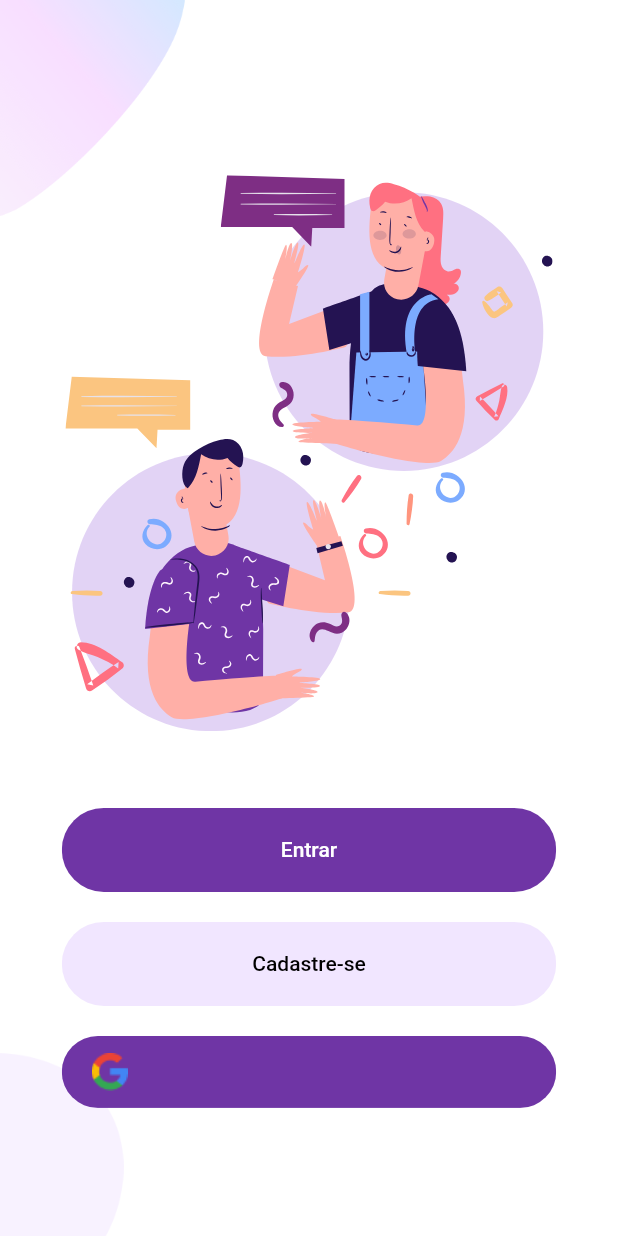
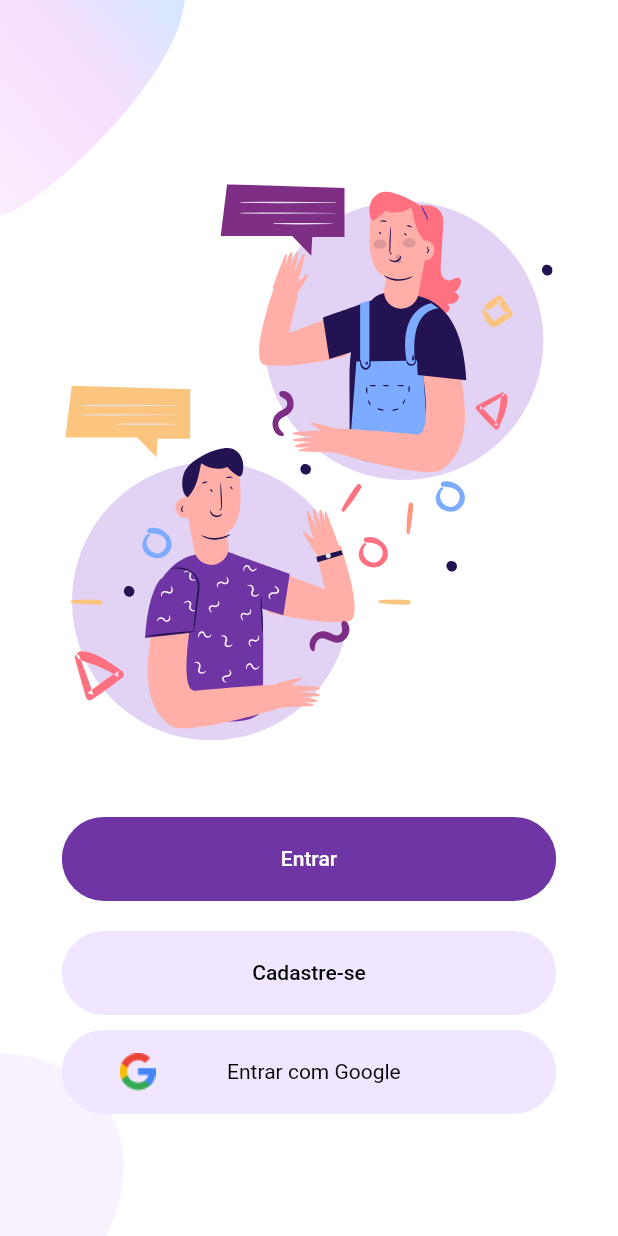
Before and after one commit to hpzynha/flutter_auth, a Flutter app: the screen it shows after launch, on a phone screen of 412 x 824 dp. Run offline on Flutter 3.47's test engine with Material 2 defaults, Android fonts, the phone set to English and light mode, and no system bars; our stand-ins replace firebase_auth, flutter_svg, google_sign_in; accounts and stored records are empty.

Commit message:
google sign in button

```diff
--- a/lib/Screens/welcome/components/body.dart
+++ b/lib/Screens/welcome/components/body.dart
@@ -3,11 +3,13 @@
 import 'package:flutter/material.dart';
 import 'package:flutter_auth/Screens/Login/login_screen.dart';
 import 'package:flutter_auth/Screens/Signup/signup_screen.dart';
+import 'package:flutter_auth/Screens/provider/google_sign_in.dart';
 import 'package:flutter_auth/Screens/welcome/components/social_login_button.dart';
 import 'package:flutter_auth/components/rounded_button.dart';
 import 'package:flutter_svg/flutter_svg.dart';
 import 'package:flutter_auth/Screens/welcome/components/background.dart';
 import 'package:flutter_auth/constants.dart';
+import 'package:google_sign_in/google_sign_in.dart';
 
 class Body extends StatelessWidget {
   const Body({Key? key}) : super(key: key);
@@ -58,16 +60,7 @@ class Body extends StatelessWidget {
                     ),
                   );
                 }),
-            SocialLoginButton(
-              text: "Entrar com o google",
-              press: () {},
-            )
-            //   text: "LOGIN COM O GOOGLE",
-            //   color: kPrimaryLightColor,
-            //   textColor: Colors.black,
-            //   press: () {},
-
-            // ),
+            SocialLoginButton(text: "Entrar com o google", press: () {})
           ],
         ),
       ),
--- a/lib/Screens/welcome/components/social_login_button.dart
+++ b/lib/Screens/welcome/components/social_login_button.dart
@@ -1,5 +1,5 @@
 import 'package:flutter/material.dart';
-
+import 'package:flutter_auth/Screens/provider/google_sign_in.dart';
 import 'package:flutter_auth/constants.dart';
 
 class SocialLoginButton extends StatelessWidget {
@@ -18,35 +18,69 @@ class SocialLoginButton extends StatelessWidget {
   @override
   Widget build(BuildContext context) {
     Size size = MediaQuery.of(context).size;
-    return Container(
-      width: size.width * 0.8,
-      child: Padding(
-        padding: const EdgeInsets.symmetric(vertical: 10),
-        child: ClipRRect(
-          borderRadius: BorderRadius.circular(29),
-          child: Container(
-            color: color,
-            child: Expanded(
-              flex: 1,
-              child: Row(
-                children: [
-                  TextButton(
-                    onPressed: press,
-                    child: Image.asset(
-                      "assets/images/google.png",
+    return InkWell(
+      onTap: () {},
+      child: Container(
+        width: size.width * 0.8,
+        height: 56,
+        decoration: BoxDecoration(
+            color: kPrimaryLightColor,
+            borderRadius: BorderRadius.circular(29),
+            border: Border.fromBorderSide(
+              BorderSide(
+                color: kPrimaryLightColor,
+              ),
+            )),
+        child: Row(
+          children: [
+            Expanded(
+                flex: 1,
+                child: Row(
+                  mainAxisAlignment: MainAxisAlignment.center,
+                  children: [
+                    Image.asset("assets/images/google.png"),
+                    SizedBox(
+                      width: 10,
                     ),
-
-                    // child: Text(
-                    //   text,
-                    //   style: TextStyle(color: textColor),
-                    // ),
-                  ),
-                ],
+                  ],
+                )),
+            Expanded(
+              flex: 2,
+              child: Text(
+                "Entrar com Google",
+                style: TextStyle(
+                  color: Colors.black,
+                ),
               ),
             ),
-          ),
+          ],
         ),
       ),
     );
+
+    // child: Container(
+    //   width: size.width * 0.8,
+    //   child: Padding(
+    //     padding: const EdgeInsets.symmetric(vertical: 10),
+    //     child: ClipRRect(
+    //       borderRadius: BorderRadius.circular(29),
+    //       child: Container(
+    //         color: color,
+    //         child: Expanded(
+    //           flex: 1,
+    //           child: Row(
+    //             children: [
+    //               TextButton(
+    //                 onPressed: press,
+    //                 child: Image.asset(
+    //                   "assets/images/google.png",
+    //                 ),
+    //               ),
+    //             ],
+    //           ),
+    //         ),
+    //       ),
+    //     ),
+    //   ),
   }
 }
```
Also changed, not shown: lib/Screens/provider/google_sign_in.dart (added, +47 -0 lines), pubspec.yaml (+7 -14 lines), pubspec.lock, 3 other files.
